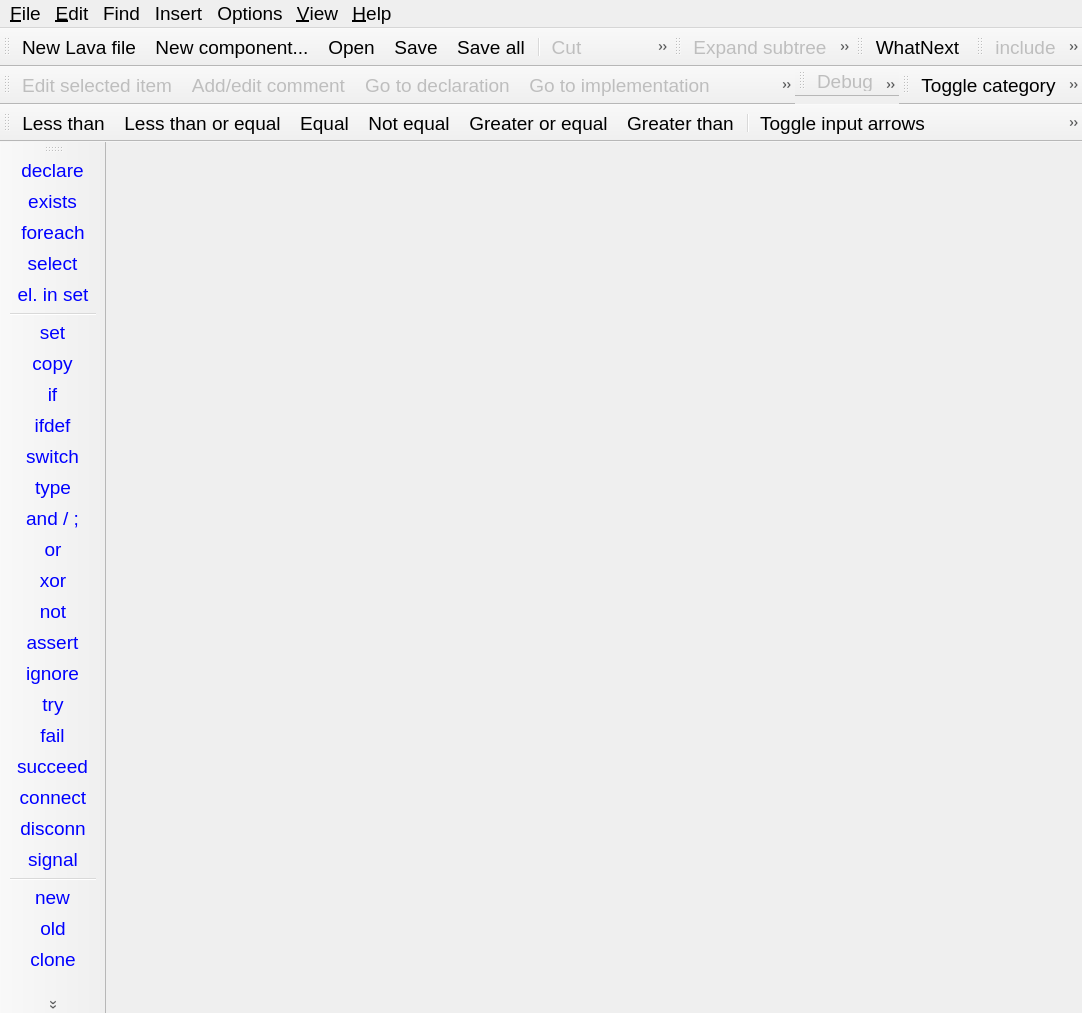
Qt form lavape/src/LavaPE_UI/cmainframe.ui (berkus/lavape) before a commit.
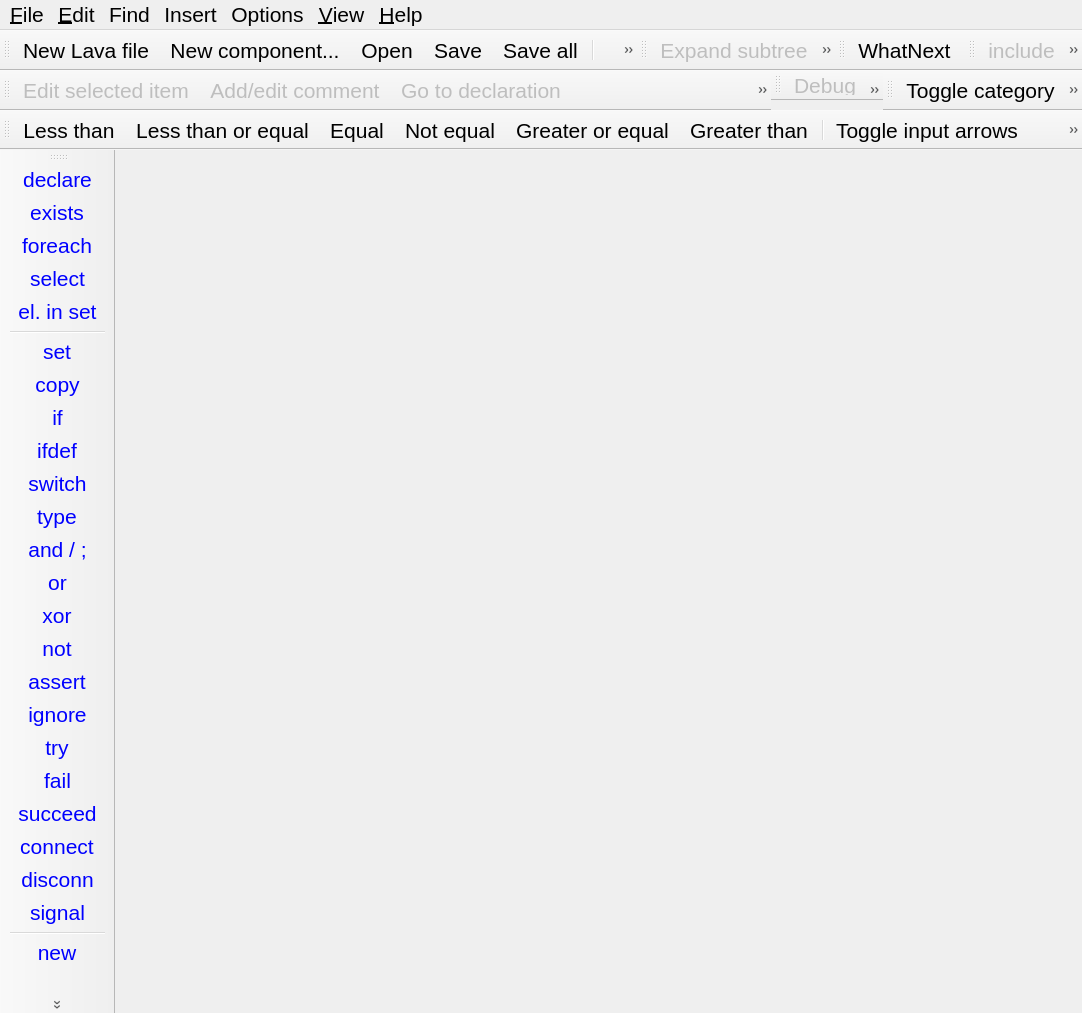
The same form after that commit. Icons and pictures are not drawn.

Commit message: Font of keyword toolbar changed

Diff of the .ui file:
```diff
--- a/lavape/src/LavaPE_UI/cmainframe.ui
+++ b/lavape/src/LavaPE_UI/cmainframe.ui
@@ -12,7 +12,7 @@
   </property>
   <property name="font">
    <font>
-    <pointsize>14</pointsize>
+    <pointsize>16</pointsize>
    </font>
   </property>
   <property name="windowTitle">
@@ -403,6 +403,11 @@
      </disabled>
     </palette>
    </property>
+   <property name="font">
+    <font>
+     <pointsize>16</pointsize>
+    </font>
+   </property>
    <property name="windowTitle">
     <string>Keyword toolbar</string>
    </property>
```
